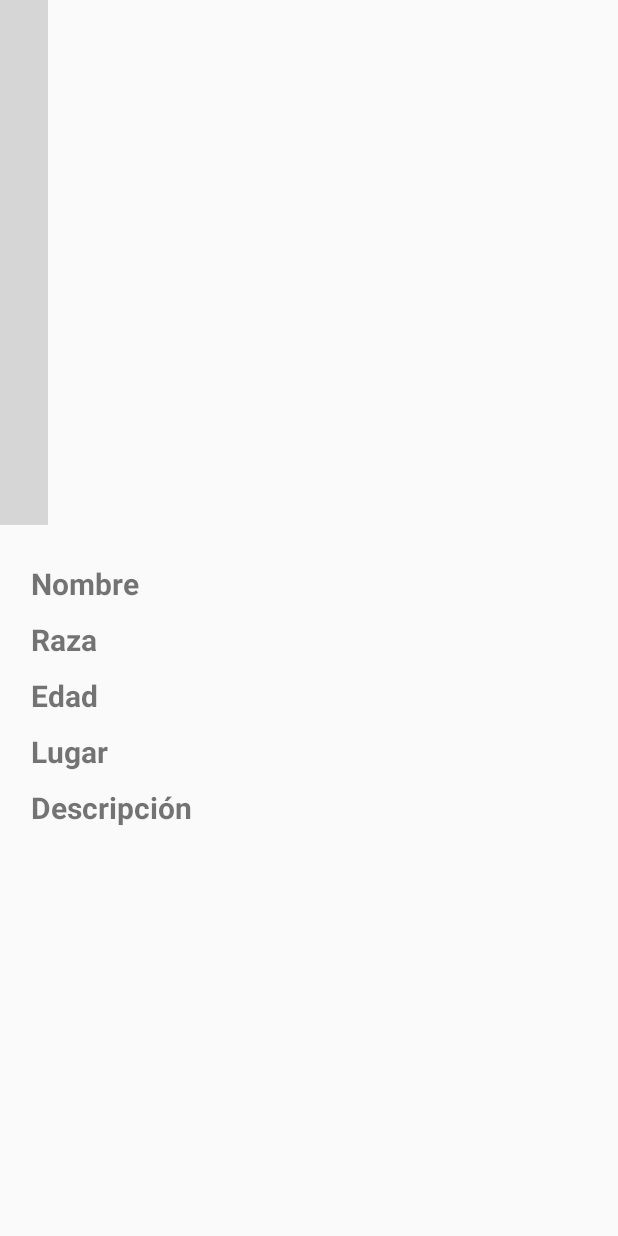
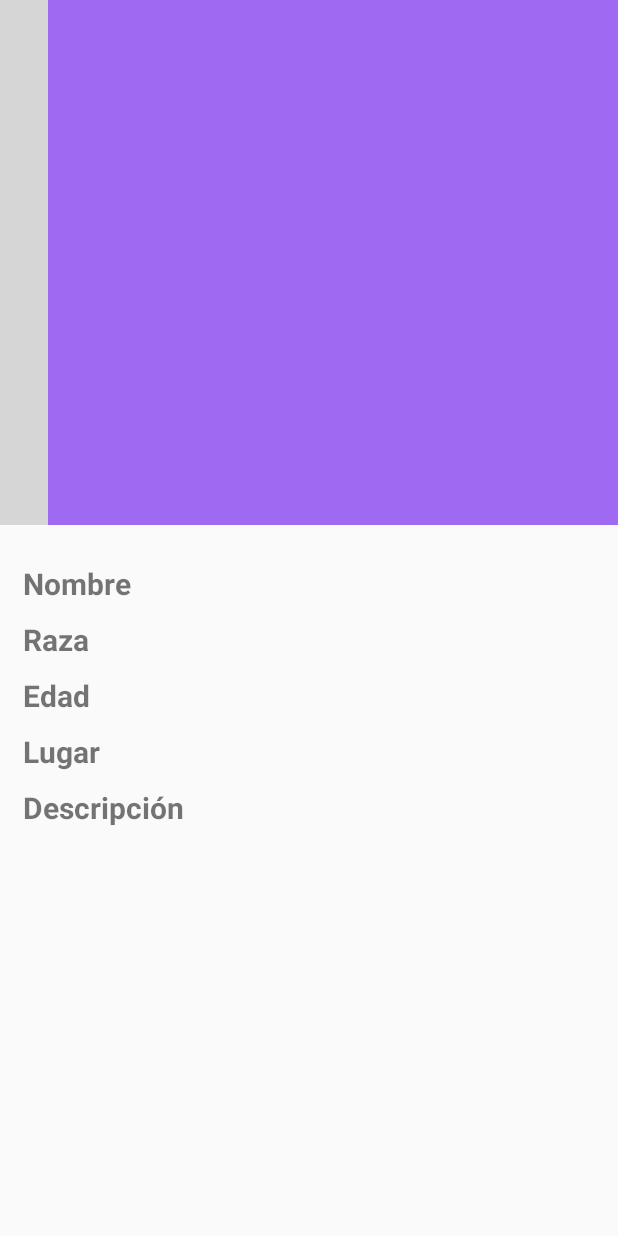
Before and after one commit to UNChirri/Appdoptame, an Android app: the layout activity_profile.xml on its own in the app's theme, with its tools: preview values and no code run, on a phone screen of 412 x 824 dp. Run offline under Robolectric (Android 15) with nearby library versions, the phone set to English and light mode, and no system bars; plain views replace SliderLayout; grey boxes are pictures that could not be loaded.

Commit message:
Collapsing Toolbar in Profile Activity

```diff
--- a/app/src/main/AndroidManifest.xml
+++ b/app/src/main/AndroidManifest.xml
@@ -10,7 +10,7 @@
         android:label="@string/app_name"
         android:roundIcon="@mipmap/icon"
         android:supportsRtl="true"
-        android:theme="@style/AppTheme">
+        android:theme="@style/AppTheme.NoActionBar">
         <meta-data
             android:name="com.facebook.sdk.ApplicationId"
             android:value="@string/facebook_app_id" />
--- a/app/src/main/java/com/appdoptame/appdoptame/activities/ProfileActivity.java
+++ b/app/src/main/java/com/appdoptame/appdoptame/activities/ProfileActivity.java
@@ -18,7 +18,6 @@ public class ProfileActivity extends AppCompatActivity {
     protected void onCreate(Bundle savedInstanceState) {
         super.onCreate(savedInstanceState);
         setContentView(R.layout.activity_profile);
-
         Bundle extras = getIntent().getExtras();
         if (extras != null) {
             profile = (Profile)getIntent().getSerializableExtra("profile"); //Obtaining data
--- a/app/src/main/res/layout/activity_profile.xml
+++ b/app/src/main/res/layout/activity_profile.xml
@@ -1,10 +1,20 @@
 <?xml version="1.0" encoding="utf-8"?>
-<RelativeLayout xmlns:android="http://schemas.android.com/apk/res/android"
-    xmlns:app="http://schemas.android.com/apk/res-auto"
+<android.support.design.widget.CoordinatorLayout xmlns:android="http://schemas.android.com/apk/res/android"
     xmlns:tools="http://schemas.android.com/tools"
     android:layout_width="match_parent"
     android:layout_height="match_parent"
-    tools:context="com.appdoptame.appdoptame.activities.ProfileActivity">
+    xmlns:app="http://schemas.android.com/apk/res-auto">
+
+    <android.support.design.widget.AppBarLayout
+        android:id="@+id/appBar"
+        android:layout_width="match_parent"
+        android:layout_height="350dp"
+        android:theme="@style/Base.ThemeOverlay.AppCompat.Dark.ActionBar">
+
+        <android.support.design.widget.CollapsingToolbarLayout
+            android:layout_width="match_parent"
+            android:layout_height="match_parent"
+            app:layout_scrollFlags="scroll|exitUntilCollapsed">
 
             <com.daimajia.slider.library.SliderLayout
                 android:id="@+id/slider"
@@ -14,20 +24,31 @@
                 app:layout_constraintTop_toTopOf="parent"
                 android:layout_alignParentTop="true"
                 android:layout_alignParentLeft="true"
-        android:layout_alignParentStart="true" />
+                android:layout_alignParentStart="true"
+                />
 
-    <ScrollView
+            <android.support.v7.widget.Toolbar
                 android:layout_width="match_parent"
-        android:layout_height="wrap_content"
-        android:layout_below="@+id/slider"
+                android:layout_height="?attr/actionBarSize"
+                app:popupTheme="@style/ThemeOverlay.AppCompat.Light"
+                app:layout_collapseMode="pin"
+                >
+            </android.support.v7.widget.Toolbar>
+        </android.support.design.widget.CollapsingToolbarLayout>
+
+    </android.support.design.widget.AppBarLayout>
+
+        <android.support.v4.widget.NestedScrollView
+            app:layout_behavior="@string/appbar_scrolling_view_behavior"
+            android:layout_width="match_parent"
+            android:layout_height="match_parent"
             style="@style/Padding">
 
         <TableLayout
             android:layout_width="match_parent"
             android:layout_height="wrap_content"
             android:paddingTop="15dp"
-            android:paddingLeft="5dp"
-            android:paddingRight="5dp">
+>
             <TableRow android:paddingBottom="10dp">
                 <TextView
                     android:text="Nombre"
@@ -45,7 +66,7 @@
                     android:text="Raza"
                     android:textStyle="bold"
                     android:textSize="20sp"
-                    android:layout_weight=".30"/>
+                    android:layout_weight=".30" />
                 <TextView
                     android:id="@+id/breed"
                     android:textSize="20sp"
@@ -90,9 +111,5 @@
             </TableRow>
 
         </TableLayout>
-
-    </ScrollView>
-
-
-
-</RelativeLayout>
+        </android.support.v4.widget.NestedScrollView>
+</android.support.design.widget.CoordinatorLayout>
--- a/app/src/main/res/layout/upload_post.xml
+++ b/app/src/main/res/layout/upload_post.xml
@@ -162,9 +162,7 @@
 
             <Switch
                 android:layout_width="match_parent"
-                android:layout_height="match_parent"
-                android:thumb="@drawable/switch_thumb"
-                android:track="@drawable/switch_bg" />
+                android:layout_height="match_parent" />
 
         </LinearLayout>
 
```
Lines whose indentation alone changed are shown as unchanged.
